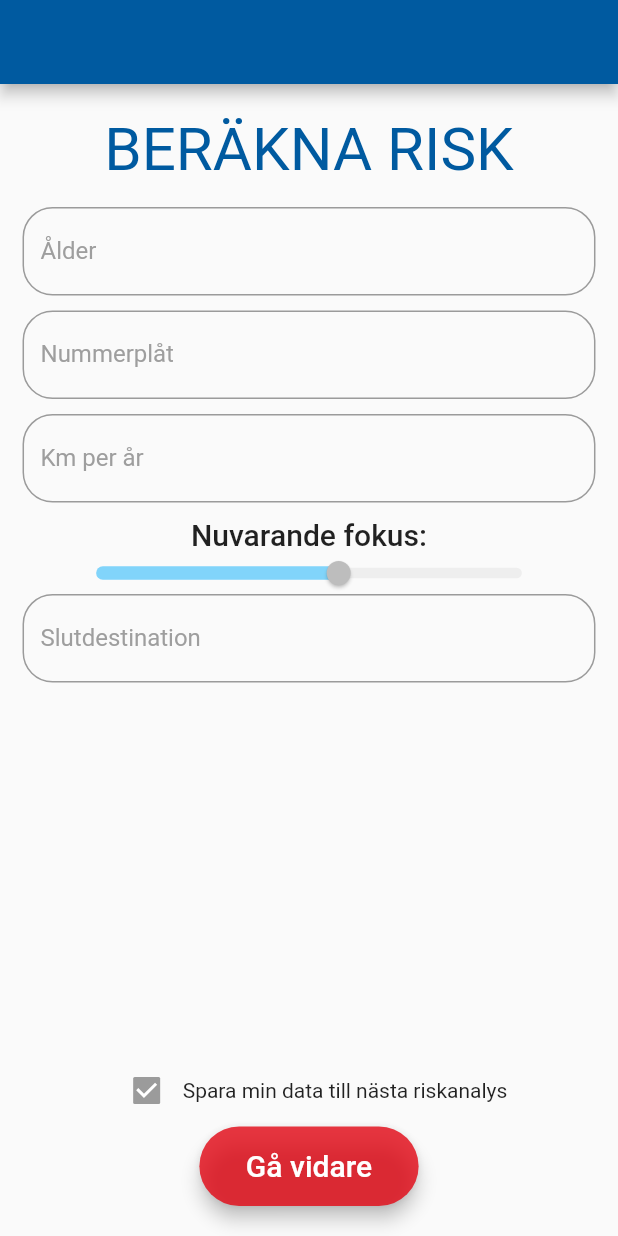
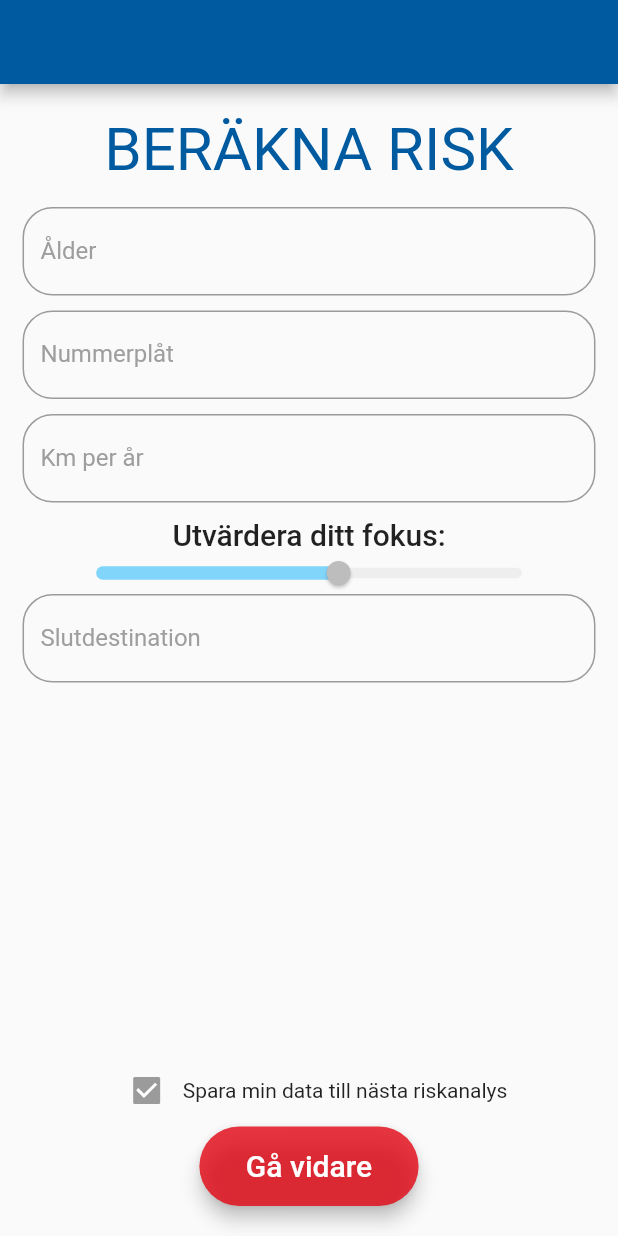
Before and after one commit to carlostling/101Hack_BaggCrushers, a Flutter app: the screen it shows after launch, on a phone screen of 412 x 824 dp. Run offline on Flutter 3.47's test engine with Material 2 defaults, Android fonts, the phone set to English and light mode, and no system bars; our stand-ins replace flutter_screenutil, font_awesome_flutter, location, wave; Roboto replaces fonts that are missing (Poppins).

Commit message:
fixed easy merge

```diff
--- a/risk_companion/lib/SignUpPage.dart
+++ b/risk_companion/lib/SignUpPage.dart
@@ -70,7 +70,7 @@ class SignUpPage extends StatelessWidget {
             width: 0,
           ),
           Text(
-            "Nuvarande fokus:",
+            "Utvärdera ditt fokus:",
             style: TextStyle(
                 fontSize: ScreenUtils.getFontSize(20),
                 fontWeight: FontWeight.w500),
@@ -158,9 +158,11 @@ class SignUpPage extends StatelessWidget {
     ApiService lfApiService = ApiService.instance;
     SmhiApiService smhiApiService = SmhiApiService.instance;
     LFRisk lfRisk = await lfApiService.getAccidentRisk(profile.getDataMap());
-    WeatherForecast weatherForecast = await smhiApiService.getForecast(currentLocation.longitude, currentLocation.latitude);
+    WeatherForecast weatherForecast = await smhiApiService.getForecast(
+        currentLocation.longitude, currentLocation.latitude);
     RealRisk realRisk = new RealRisk(lfRisk, weatherForecast);
-    Navigator.push(context, MaterialPageRoute(builder: (context) => ResultPage(realRisk)));
+    Navigator.push(
+        context, MaterialPageRoute(builder: (context) => ResultPage(realRisk)));
   }
 }
 
```
